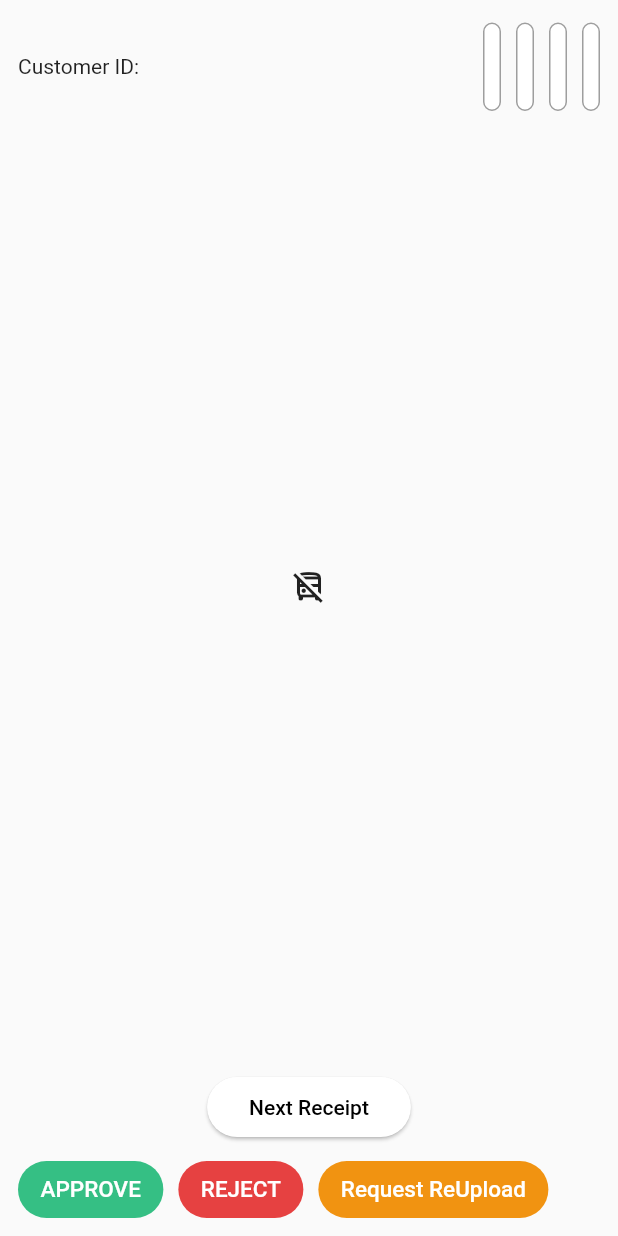
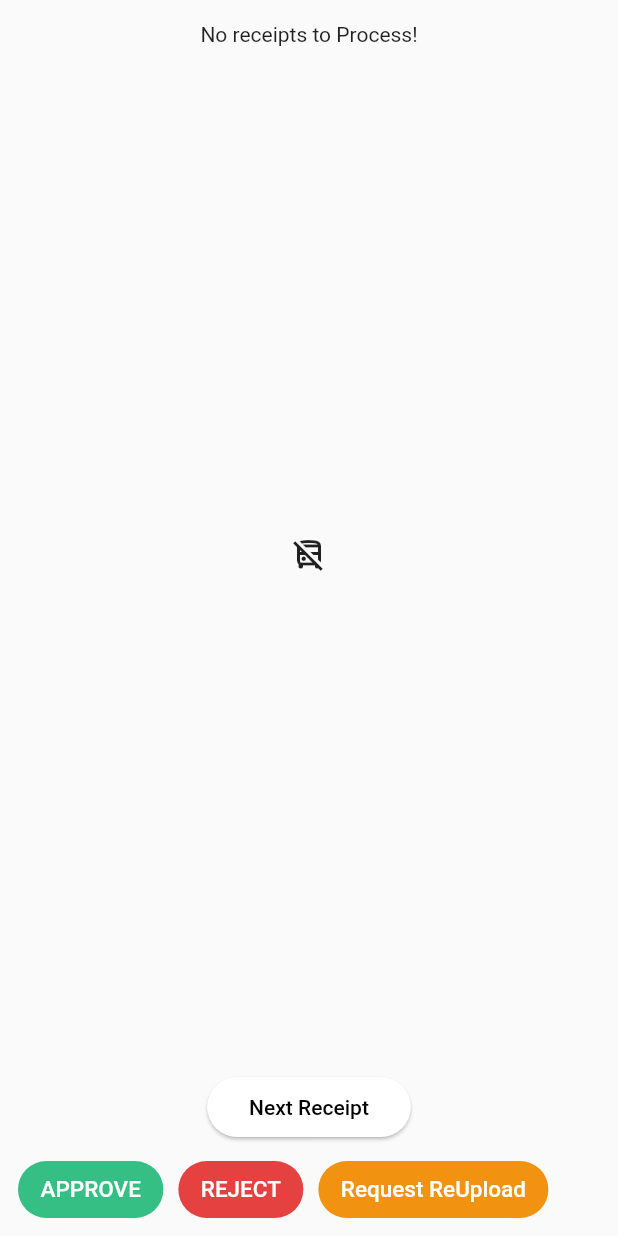
Before and after one commit to Dishu-Bansal/iBuy-New, a Flutter app: the ProcessReceiptScreen widget shown alone on an empty page, opened directly, on a phone screen of 412 x 824 dp. Run offline on Flutter 3.47's test engine with Material 2 defaults, Android fonts, the phone set to English and light mode, and no system bars; our stand-ins replace camera, cloud_firestore, data_table_2, dropdown_textfield, firebase_auth, firebase_core and 16 more; missing offline and left inert: circle_progress_bar; accounts and stored records are empty; project files that could hold a hidden picture were left out.

Commit message:
Bug Fix - No receipts to process

```diff
--- a/ibuy-admin-main/lib/Screens/process_receipt_screen.dart
+++ b/ibuy-admin-main/lib/Screens/process_receipt_screen.dart
@@ -24,6 +24,11 @@ class ProcessReceiptScreen extends StatelessWidget {
                     ),
                   );
                 } else {
+                  if (receiptController.pendingReceipts.length == 0) {
+                    return Center(
+                      child: Text("No receipts to Process!"),
+                    );
+                  } else {
                     return Form(
                       key: formKey,
                       child: Row(
@@ -48,7 +53,6 @@ class ProcessReceiptScreen extends StatelessWidget {
                                 filled: true,
                                 labelStyle:
                                     const TextStyle(color: Colors.black45),
-
                                 focusedBorder: OutlineInputBorder(
                                   borderRadius: BorderRadius.circular(35.0),
                                   borderSide: const BorderSide(
@@ -183,6 +187,7 @@ class ProcessReceiptScreen extends StatelessWidget {
                         ],
                       ),
                     );
+                  }
                 }
               }),
         ),
```
Lines whose indentation alone changed are shown as unchanged.
